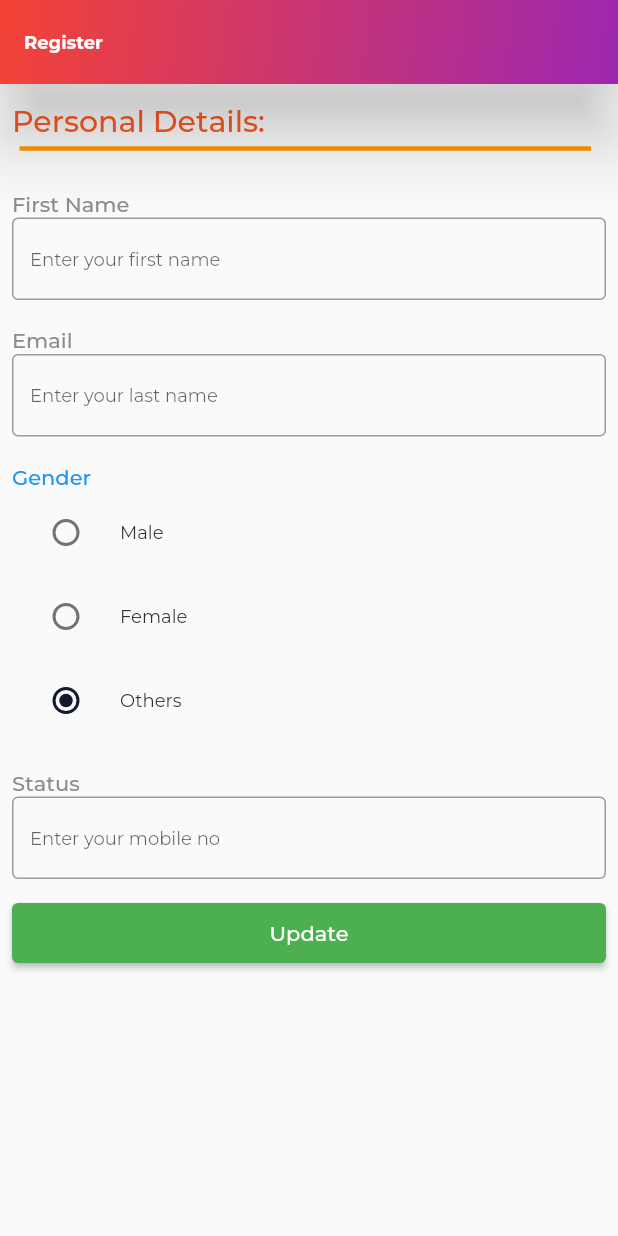
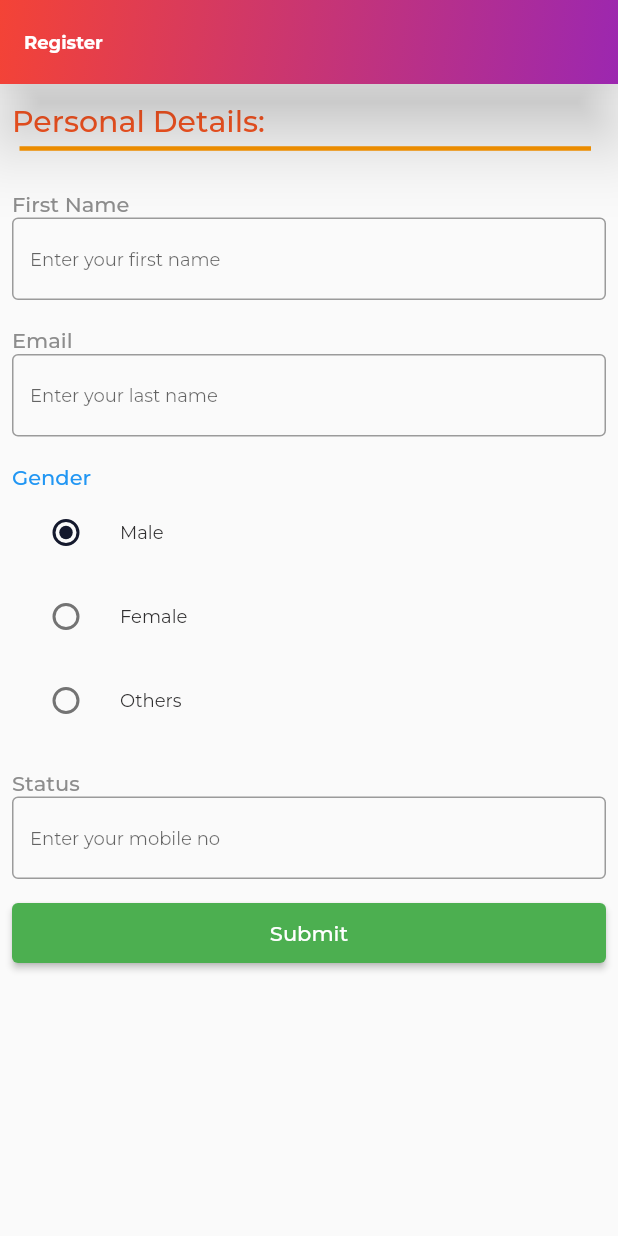
Before and after one commit to Avinashvns/uidesign, a Flutter app: the screen it shows after launch, on a phone screen of 412 x 824 dp. Run offline on Flutter 3.47's test engine with Material 2 defaults, Android fonts, the phone set to English and light mode, and no system bars.

```diff
--- a/lib/screens/sachinform.dart
+++ b/lib/screens/sachinform.dart
@@ -2,28 +2,27 @@ import 'dart:convert';
 import 'package:flutter/material.dart';
 import 'package:uidesign/screens/apicaller.dart';
 import 'package:uidesign/screens/registerprofileclass.dart';
+import 'package:uidesign/screens/showingdata.dart';
 
 enum SingingCharacter { male, female, other }
 
 class RegisterOwner extends StatefulWidget {
-
   final TextEditingController name_controller1 =
-  TextEditingController(text: Utilities.ownerProfile.name);
+      TextEditingController(text: "");
   final TextEditingController email_controller2 =
-  TextEditingController(text: Utilities.ownerProfile.email);
+      TextEditingController(text: "");
   final TextEditingController gender_controller3 =
-  TextEditingController(text: Utilities.ownerProfile.gender);
+      TextEditingController(text: "");
   final TextEditingController status_controller4 =
-  TextEditingController(text: Utilities.ownerProfile.status);
-
+      TextEditingController(text: "");
 
   void controlling() {
     String name = name_controller1.text;
     String email = email_controller2.text;
     String gender = "hi";
     String status = status_controller4.text;
+  }
 
-  }
   static List<String> genders = ['Male', 'Female', 'Others'];
 
   String flexs = "";
@@ -34,10 +33,9 @@ class RegisterOwner extends StatefulWidget {
 }
 
 class _RegisterOwnerState extends State<RegisterOwner> {
-
   SingingCharacter? _character = SingingCharacter.male;
-  int? _result =
-  Utilities.ownerProfile.getGenderNo(Utilities.ownerProfile.gender);
+  int? _result =0;
+      //Utilities.ownerProfile.getGenderNo(Utilities.ownerProfile.gender);
 
   @override
   Widget build(BuildContext context) {
@@ -57,9 +55,7 @@ class _RegisterOwnerState extends State<RegisterOwner> {
             ),
           ),
         ),
-
       ),
-
       body: SafeArea(
         child: ListView(
           children: [
@@ -86,7 +82,6 @@ class _RegisterOwnerState extends State<RegisterOwner> {
                   SizedBox(
                     height: 20,
                   ),
-
                   Text("First Name"),
                   TextField(
                     controller: widget.name_controller1,
@@ -107,7 +102,6 @@ class _RegisterOwnerState extends State<RegisterOwner> {
                   SizedBox(
                     height: 15,
                   ),
-
                   Text("Email"),
                   TextField(
                     controller: widget.email_controller2,
@@ -128,12 +122,10 @@ class _RegisterOwnerState extends State<RegisterOwner> {
                   SizedBox(
                     height: 15,
                   ),
-
                   Text(
                     "Gender",
                     style: TextStyle(color: Colors.blue),
                   ),
-
                   Container(
                     child: Column(
                       children: [
@@ -176,11 +168,10 @@ class _RegisterOwnerState extends State<RegisterOwner> {
                   SizedBox(
                     height: 15,
                   ),
-
                   Text("Status"),
                   TextField(
                     controller: widget.status_controller4,
-                    keyboardType: TextInputType.number,
+                    keyboardType: TextInputType.multiline,
                     maxLines: null,
                     decoration: const InputDecoration(
                       border: OutlineInputBorder(),
@@ -198,7 +189,6 @@ class _RegisterOwnerState extends State<RegisterOwner> {
               ),
             ),
 
-
             // Button Submitted
             Container(
               padding: const EdgeInsets.all(8.0),
@@ -210,7 +200,7 @@ class _RegisterOwnerState extends State<RegisterOwner> {
                     primary: Colors.green,
                     minimumSize: const Size.fromHeight(5),
                   ),
-                  child: const Text("Update"),
+                  child: const Text("Submit"),
                   onPressed: () async {
                     //String _gender=(_result==0)?"male":(_result==1)?"female":"other";
 
@@ -219,8 +209,8 @@ class _RegisterOwnerState extends State<RegisterOwner> {
                     String gender = (_result == 0)
                         ? "male"
                         : (_result == 1)
-                        ? "female"
-                        : "other";
+                            ? "female"
+                            : "other";
                     ;
 
                     String status = widget.status_controller4.text;
@@ -241,13 +231,16 @@ class _RegisterOwnerState extends State<RegisterOwner> {
                     map.putIfAbsent("gender", () => gender);
                     map.putIfAbsent("status", () => status);
 
-
                     var data =
-                    await ApiCaller.callTheGetApi(sitename, path, map);
+                        await ApiCaller.callTheGetApi(sitename, path, map);
                     print("hi");
                     print(data);
 
-//                    Navigator.pushNamed(context, '/eight');
+                    ScaffoldMessenger.of(context).showSnackBar(
+                      const SnackBar(content: Text("Submit Successfully")),
+                    );
+
+                  Navigator.push(context, MaterialPageRoute(builder: (context)=>RegisterShowing()));
                   },
                 ),
               ),
```
Also changed, not shown: lib/screens/showingdata.dart (+89 -0 lines).
